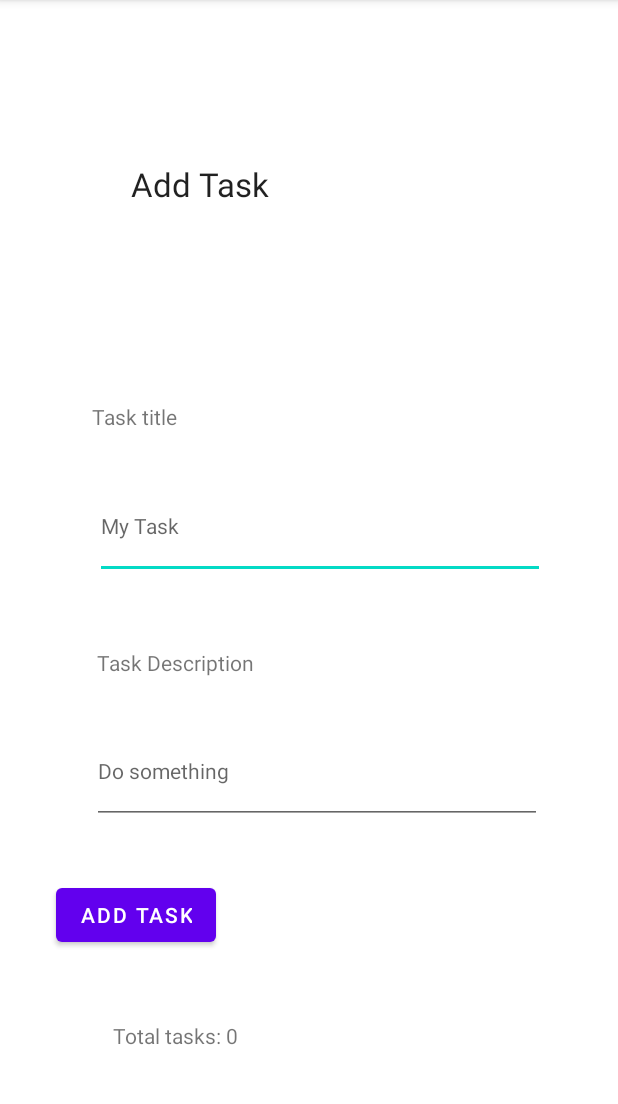
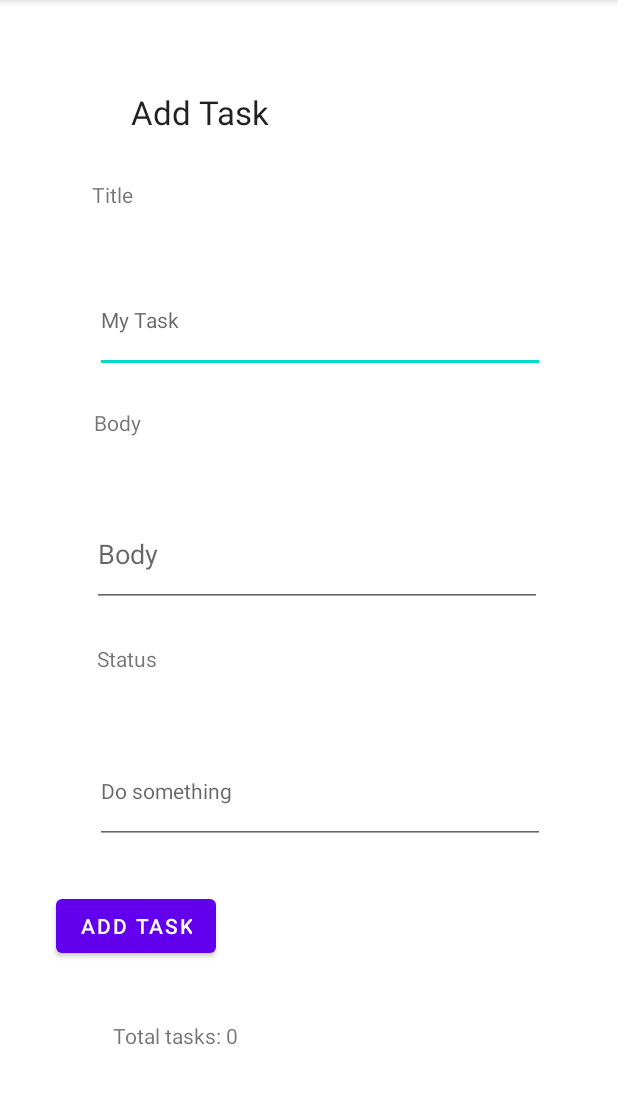
Before and after one commit to obada-naser/Taskmaster, an Android app: the screen it shows after launch (AddTask), after a tap on "ADD TASK", on a phone screen of 412 x 824 dp, the part 84-1188 px from its top. Run offline under Robolectric (Android 15) with nearby library versions, the light colour scheme and no system bars; our stand-ins replace Room's generated code.

Commit message:
fixing adding task page

```diff
--- a/app/build.gradle
+++ b/app/build.gradle
@@ -36,4 +36,9 @@ dependencies {
     testImplementation 'junit:junit:4.+'
     androidTestImplementation 'androidx.test.ext:junit:1.1.3'
     androidTestImplementation 'androidx.test.espresso:espresso-core:3.4.0'
+    def room_version = "2.3.0"
+
+    implementation "androidx.room:room-runtime:$room_version"
+    annotationProcessor "androidx.room:room-compiler:$room_version"
+
 }
--- a/app/src/main/java/com/example/taskmaster/Activities/AddTask.java
+++ b/app/src/main/java/com/example/taskmaster/Activities/AddTask.java
@@ -1,15 +1,21 @@
 package com.example.taskmaster.Activities;
 
 
+import android.content.Intent;
 import android.os.Bundle;
 import android.view.View;
 import android.widget.Button;
+import android.widget.EditText;
 import android.widget.TextView;
 import android.widget.Toast;
 
 import androidx.appcompat.app.AppCompatActivity;
+import androidx.room.Room;
 
+import com.example.taskmaster.AppDatabase;
+import com.example.taskmaster.Models.TaskModel;
 import com.example.taskmaster.R;
+import com.example.taskmaster.TaskDao;
 
 public class AddTask extends AppCompatActivity {
 
@@ -21,11 +27,50 @@ public class AddTask extends AppCompatActivity {
 //        TextView showSubmission=findViewById(R.id.submitted);
 //        showSubmission.setText("Submission");
 
+
+
+
+
+        EditText titleName=findViewById(R.id.titleName);
+        EditText bodyName=findViewById(R.id.bodyName);
+        EditText statusName=findViewById(R.id.statusName);
+
+
         Button showSubmission=findViewById(R.id.addTask);
         showSubmission.setOnClickListener(new View.OnClickListener() {
             @Override
             public void onClick(View view) {
-                Toast.makeText(getApplicationContext(),"submitted!",Toast.LENGTH_LONG).show();
+
+
+                String getTitle=titleName.getText().toString();
+                String getBody=bodyName.getText().toString();
+                String getStatus=statusName.getText().toString();
+
+
+
+
+                    Intent intent = new Intent(AddTask.this, MainActivity.class);
+                    AppDatabase db = Room.databaseBuilder(getApplicationContext(),
+                            AppDatabase.class, "database-name").allowMainThreadQueries().build();
+                    TaskDao taskDao = db.taskDao();
+
+
+                    TaskModel taskModel = new TaskModel(getTitle, getBody, getStatus);
+                try {
+                    taskDao.insertAll(taskModel);
+                }
+                catch(NullPointerException nullPointerException){
+                    System.out.println("this is an error");
+
+                }
+                    Toast.makeText(getApplicationContext(), "submitted!", Toast.LENGTH_LONG).show();
+
+                    startActivity(intent);
+
+
+
+
+
             }
         });
     }
--- a/app/src/main/java/com/example/taskmaster/Activities/MainActivity.java
+++ b/app/src/main/java/com/example/taskmaster/Activities/MainActivity.java
@@ -3,6 +3,7 @@ package com.example.taskmaster.Activities;
 import androidx.appcompat.app.AppCompatActivity;
 import androidx.recyclerview.widget.LinearLayoutManager;
 import androidx.recyclerview.widget.RecyclerView;
+import androidx.room.Room;
 
 import android.content.Intent;
 import android.content.SharedPreferences;
@@ -13,10 +14,13 @@ import android.widget.Button;
 import android.widget.TextView;
 
 import com.example.taskmaster.Adaptor.TaskAdapter;
+import com.example.taskmaster.AppDatabase;
 import com.example.taskmaster.Models.TaskModel;
 import com.example.taskmaster.R;
+import com.example.taskmaster.TaskDao;
 
 import java.util.ArrayList;
+import java.util.Arrays;
 import java.util.List;
 
 public class MainActivity extends AppCompatActivity {
@@ -27,17 +31,27 @@ public class MainActivity extends AppCompatActivity {
         setContentView(R.layout.activity_main);
 
 
+//
+//        List<TaskModel> taskModels=new ArrayList<TaskModel>();
+//
+//        taskModels.add(new TaskModel("football","It is a famous sport","very good"));
+//        taskModels.add(new TaskModel("hockey","It is a freezing sport"," good"));
+//        taskModels.add(new TaskModel("gds","It is a freezing sport"," nice"));
 
-        List<TaskModel> taskModels=new ArrayList<TaskModel>();
+        AppDatabase db = Room.databaseBuilder(getApplicationContext(),
+                AppDatabase.class, "database-name").allowMainThreadQueries().fallbackToDestructiveMigration().build();
 
-        taskModels.add(new TaskModel("football","It is a famous sport","very good"));
-        taskModels.add(new TaskModel("hockey","It is a freezing sport"," good"));
-        taskModels.add(new TaskModel("gds","It is a freezing sport"," nice"));
+        TaskDao taskDao = db.taskDao();
+        List<TaskModel>  taskModels = taskDao.getAll();
+
+        System.out.println("****************"+ Arrays.toString(taskModels.toArray())+"************");
 
 
         RecyclerView recyclerView=findViewById(R.id.TaskDetailView);
         recyclerView.setLayoutManager(new LinearLayoutManager(this));
         recyclerView.setAdapter(new TaskAdapter(taskModels));
+
+
 
 
 
--- /dev/null
+++ b/app/src/main/java/com/example/taskmaster/AppDatabase.java
@@ -0,0 +1,12 @@
+package com.example.taskmaster;
+
+import androidx.room.Database;
+import androidx.room.RoomDatabase;
+
+import com.example.taskmaster.Models.TaskModel;
+
+@Database(entities = {TaskModel.class},version = 2)
+public abstract class AppDatabase extends RoomDatabase {
+    public abstract TaskDao taskDao();
+
+}
--- a/app/src/main/java/com/example/taskmaster/Models/TaskModel.java
+++ b/app/src/main/java/com/example/taskmaster/Models/TaskModel.java
@@ -1,8 +1,22 @@
 package com.example.taskmaster.Models;
 
+
+import androidx.room.ColumnInfo;
+import androidx.room.Entity;
+import androidx.room.PrimaryKey;
+
+@Entity
 public class TaskModel {
+
+    @PrimaryKey(autoGenerate = true)
+    public int uid;
+
+    @ColumnInfo(name = "title")
     public String title;
+
+    @ColumnInfo(name = "body")
     public String body;
+    @ColumnInfo(name = "status")
     public String status;
 
     public TaskModel(String title, String body, String status) {
--- /dev/null
+++ b/app/src/main/java/com/example/taskmaster/TaskDao.java
@@ -0,0 +1,29 @@
+package com.example.taskmaster;
+
+
+import androidx.room.Dao;
+import androidx.room.Insert;
+import androidx.room.Query;
+
+import com.example.taskmaster.Models.TaskModel;
+
+import java.util.List;
+
+@Dao
+public interface TaskDao {
+
+
+    @Query("SELECT * FROM taskmodel")
+    List<TaskModel> getAll();
+
+
+//    @Query("SELECT * FROM taskmodel WHERE uid IN (:taskIds)")
+//    List<TaskModel> loadAllByIds(int[] taskIds);
+
+    @Insert
+    void insertAll(TaskModel...taskModels);
+
+
+
+
+}
--- a/app/src/main/res/layout/add_task.xml
+++ b/app/src/main/res/layout/add_task.xml
@@ -9,8 +9,8 @@
         android:id="@+id/textView5"
         android:layout_width="126dp"
         android:layout_height="43dp"
-        android:layout_marginTop="276dp"
-        android:text=" Task Description"
+        android:layout_marginTop="321dp"
+        android:text=" Status"
         app:layout_constraintEnd_toEndOf="parent"
         app:layout_constraintHorizontal_bias="0.214"
         app:layout_constraintStart_toStartOf="parent"
@@ -20,7 +20,7 @@
         android:id="@+id/textView3"
         android:layout_width="103dp"
         android:layout_height="48dp"
-        android:layout_marginTop="108dp"
+        android:layout_marginTop="60dp"
         android:text="Add Task"
         android:textAppearance="@style/TextAppearance.AppCompat.Large"
         app:layout_constraintEnd_toEndOf="parent"
@@ -32,39 +32,39 @@
         android:id="@+id/textView4"
         android:layout_width="84dp"
         android:layout_height="40dp"
-        android:layout_marginTop="112dp"
-        android:text="Task title"
+        android:layout_marginTop="12dp"
+        android:text="Title"
         app:layout_constraintEnd_toEndOf="parent"
         app:layout_constraintHorizontal_bias="0.186"
         app:layout_constraintStart_toStartOf="parent"
         app:layout_constraintTop_toBottomOf="@+id/textView3" />
 
     <EditText
-        android:id="@+id/editTextTextPersonName2"
+        android:id="@+id/titleName"
         android:layout_width="300dp"
         android:layout_height="70dp"
         android:ems="10"
         android:hint="My Task"
         android:inputType="textPersonName"
         android:textAppearance="@style/TextAppearance.AppCompat.Body1"
-        app:layout_constraintBottom_toTopOf="@+id/textView5"
+        app:layout_constraintBottom_toTopOf="@+id/textView8"
         app:layout_constraintEnd_toEndOf="parent"
-        app:layout_constraintHorizontal_bias="0.564"
+        app:layout_constraintHorizontal_bias="0.567"
         app:layout_constraintStart_toStartOf="parent"
         app:layout_constraintTop_toBottomOf="@+id/textView4"
-        app:layout_constraintVertical_bias="0.145" />
+        app:layout_constraintVertical_bias="0.448" />
 
     <EditText
-        android:id="@+id/editTextTextPersonName5"
+        android:id="@+id/statusName"
         android:layout_width="300dp"
         android:layout_height="70dp"
-        android:layout_marginTop="4dp"
+        android:layout_marginTop="20dp"
         android:ems="10"
         android:hint="Do something"
         android:inputType="textLongMessage"
         android:textAppearance="@style/TextAppearance.AppCompat.Body1"
         app:layout_constraintEnd_toEndOf="parent"
-        app:layout_constraintHorizontal_bias="0.549"
+        app:layout_constraintHorizontal_bias="0.567"
         app:layout_constraintStart_toStartOf="parent"
         app:layout_constraintTop_toBottomOf="@+id/textView5" />
 
@@ -77,7 +77,7 @@
         app:layout_constraintEnd_toEndOf="parent"
         app:layout_constraintHorizontal_bias="0.122"
         app:layout_constraintStart_toStartOf="parent"
-        app:layout_constraintTop_toBottomOf="@+id/editTextTextPersonName5"
+        app:layout_constraintTop_toBottomOf="@+id/statusName"
         app:layout_constraintVertical_bias="0.442" />
 
     <TextView
@@ -88,7 +88,32 @@
         android:text="Total tasks: 0"
         app:layout_constraintBottom_toBottomOf="parent"
         app:layout_constraintEnd_toEndOf="parent"
-        app:layout_constraintHorizontal_bias="0.255"
+        app:layout_constraintHorizontal_bias="0.253"
         app:layout_constraintStart_toStartOf="parent" />
 
+    <TextView
+        android:id="@+id/textView8"
+        android:layout_width="84dp"
+        android:layout_height="40dp"
+        android:layout_marginTop="164dp"
+        android:text="Body"
+        app:layout_constraintEnd_toEndOf="parent"
+        app:layout_constraintHorizontal_bias="0.192"
+        app:layout_constraintStart_toStartOf="parent"
+        app:layout_constraintTop_toBottomOf="@+id/textView3" />
+
+    <EditText
+        android:id="@+id/bodyName"
+        android:layout_width="300dp"
+        android:layout_height="70dp"
+        android:ems="10"
+        android:hint="Body"
+        android:inputType="textPersonName"
+        app:layout_constraintBottom_toTopOf="@+id/textView5"
+        app:layout_constraintEnd_toEndOf="parent"
+        app:layout_constraintHorizontal_bias="0.549"
+        app:layout_constraintStart_toStartOf="parent"
+        app:layout_constraintTop_toBottomOf="@+id/textView8"
+        app:layout_constraintVertical_bias="0.473" />
+
 </androidx.constraintlayout.widget.ConstraintLayout>
```
Also changed, not shown: 6 other files.
